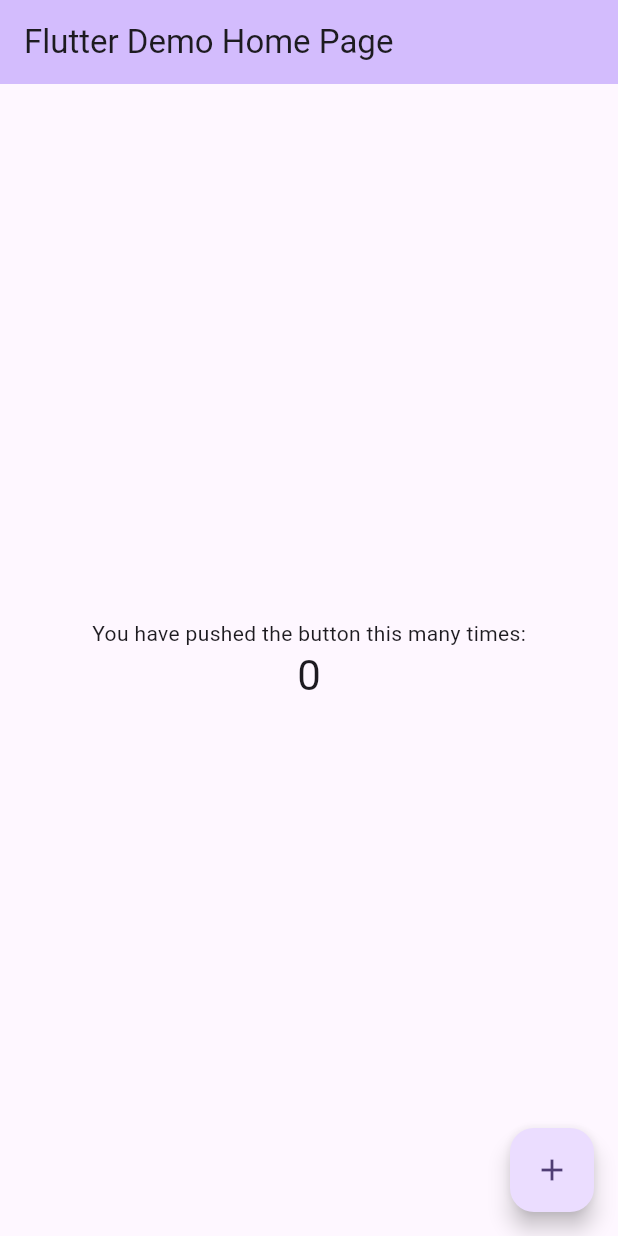
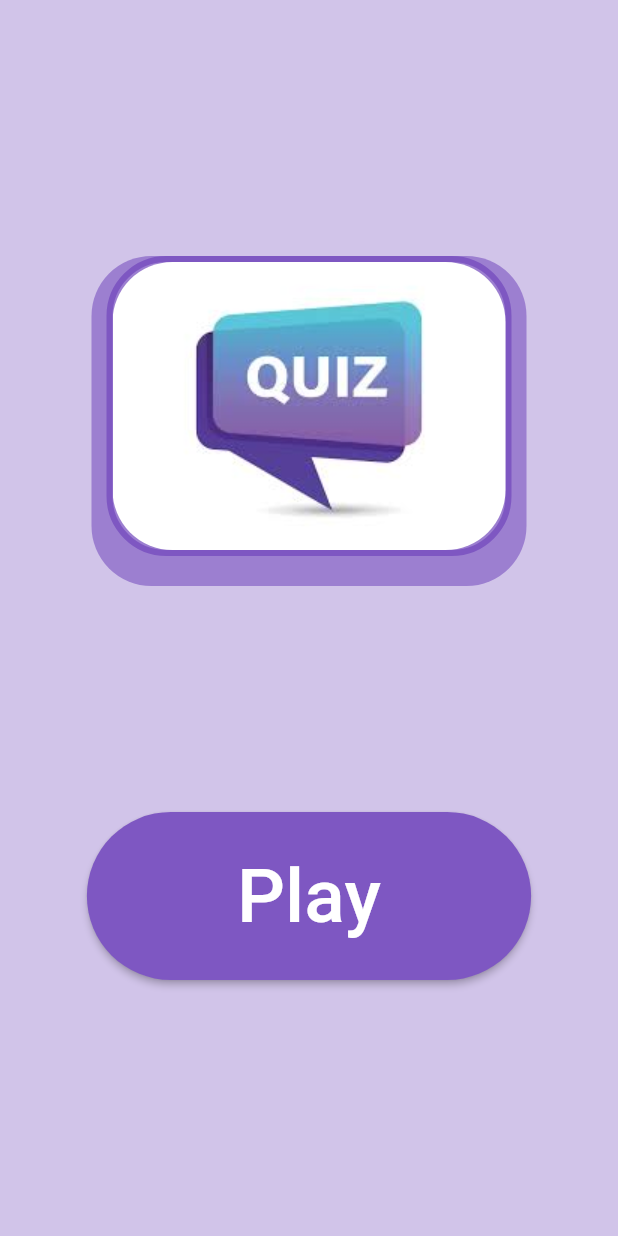
Before and after one commit to lucasSantiagoCody/Quiz-App, a Flutter app: the screen it shows after launch, on a phone screen of 412 x 824 dp. Run offline on Flutter 3.47's test engine with Material 3 defaults, Android fonts, the phone set to English and light mode, and no system bars.

Commit message:
Create HomePage screeen

```diff
--- /dev/null
+++ b/lib/home_page.dart
@@ -0,0 +1,73 @@
+import 'package:flutter/material.dart';
+
+class HomePage extends StatelessWidget {
+  const HomePage({super.key});
+
+
+  @override
+  Widget build(BuildContext context) {
+    return MaterialApp(
+      home: Scaffold(
+          backgroundColor: Colors.deepPurple[100],
+          body: Center(
+            child: Column(
+              mainAxisAlignment: MainAxisAlignment.spaceEvenly,
+              children: [
+                Container(
+                  decoration: BoxDecoration(
+                    border:
+                        Border.all(color: Colors.deepPurple.shade400, width: 4),
+                    boxShadow: [
+                      BoxShadow(
+                        color: Colors.deepPurple.withOpacity(0.5),
+                        spreadRadius: 10, // Raio de propagação
+                        blurRadius: 0, // Raio de desfoque
+                        offset: const Offset(0, 10), // Deslocamento da sombra
+                      )
+                    ],
+                    borderRadius: BorderRadius.circular(40),
+                  ),
+                  child: ClipRRect(
+                    borderRadius: BorderRadius.circular(40),
+                    child: Image.asset('assets/images/logo.jpg'),
+                  ),
+                ),
+                ElevatedButton(
+                  onPressed: () {
+                    print('click');
+                  },
+                  style: ButtonStyle(
+                      backgroundColor: MaterialStateProperty.resolveWith((states) {
+                        if (states.contains(MaterialState.hovered)) {
+                          return Colors.deepPurple.shade200;
+                        }
+                        return Colors.deepPurple[400];
+                      }),
+
+                      padding: MaterialStateProperty.all(
+                          const EdgeInsets.fromLTRB(100, 20, 100, 20)),
+                      mouseCursor:
+                          MaterialStateProperty.all(SystemMouseCursors.click),
+
+                      elevation: MaterialStateProperty.resolveWith((states) {
+                        if (states.contains(MaterialState.hovered)) {
+                        return 10;
+                      }
+                      return 2;
+                      }),
+
+                      ),
+                  child: const Text(
+                    'Play',
+                    style: TextStyle(
+                      fontSize: 50,
+                      color: Colors.white,
+                    ),
+                  ),
+                )
+              ],
+            ),
+          )),
+    );
+  }
+}
--- a/lib/main.dart
+++ b/lib/main.dart
@@ -1,125 +1,7 @@
 import 'package:flutter/material.dart';
+import 'home_page.dart';
+
 
 void main() {
-  runApp(const MyApp());
+  runApp(const HomePage());
 }
-
-class MyApp extends StatelessWidget {
-  const MyApp({super.key});
-
-  // This widget is the root of your application.
-  @override
-  Widget build(BuildContext context) {
-    return MaterialApp(
-      title: 'Flutter Demo',
-      theme: ThemeData(
-        // This is the theme of your application.
-        //
-        // TRY THIS: Try running your application with "flutter run". You'll see
-        // the application has a purple toolbar. Then, without quitting the app,
-        // try changing the seedColor in the colorScheme below to Colors.green
-        // and then invoke "hot reload" (save your changes or press the "hot
-        // reload" button in a Flutter-supported IDE, or press "r" if you used
-        // the command line to start the app).
-        //
-        // Notice that the counter didn't reset back to zero; the application
-        // state is not lost during the reload. To reset the state, use hot
-        // restart instead.
-        //
-        // This works for code too, not just values: Most code changes can be
-        // tested with just a hot reload.
-        colorScheme: ColorScheme.fromSeed(seedColor: Colors.deepPurple),
-        useMaterial3: true,
-      ),
-      home: const MyHomePage(title: 'Flutter Demo Home Page'),
-    );
-  }
-}
-
-class MyHomePage extends StatefulWidget {
-  const MyHomePage({super.key, required this.title});
-
-  // This widget is the home page of your application. It is stateful, meaning
-  // that it has a State object (defined below) that contains fields that affect
-  // how it looks.
-
-  // This class is the configuration for the state. It holds the values (in this
-  // case the title) provided by the parent (in this case the App widget) and
-  // used by the build method of the State. Fields in a Widget subclass are
-  // always marked "final".
-
-  final String title;
-
-  @override
-  State<MyHomePage> createState() => _MyHomePageState();
-}
-
-class _MyHomePageState extends State<MyHomePage> {
-  int _counter = 0;
-
-  void _incrementCounter() {
-    setState(() {
-      // This call to setState tells the Flutter framework that something has
-      // changed in this State, which causes it to rerun the build method below
-      // so that the display can reflect the updated values. If we changed
-      // _counter without calling setState(), then the build method would not be
-      // called again, and so nothing would appear to happen.
-      _counter++;
-    });
-  }
-
-  @override
-  Widget build(BuildContext context) {
-    // This method is rerun every time setState is called, for instance as done
-    // by the _incrementCounter method above.
-    //
-    // The Flutter framework has been optimized to make rerunning build methods
-    // fast, so that you can just rebuild anything that needs updating rather
-    // than having to individually change instances of widgets.
-    return Scaffold(
-      appBar: AppBar(
-        // TRY THIS: Try changing the color here to a specific color (to
-        // Colors.amber, perhaps?) and trigger a hot reload to see the AppBar
-        // change color while the other colors stay the same.
-        backgroundColor: Theme.of(context).colorScheme.inversePrimary,
-        // Here we take the value from the MyHomePage object that was created by
-        // the App.build method, and use it to set our appbar title.
-        title: Text(widget.title),
-      ),
-      body: Center(
-        // Center is a layout widget. It takes a single child and positions it
-        // in the middle of the parent.
-        child: Column(
-          // Column is also a layout widget. It takes a list of children and
-          // arranges them vertically. By default, it sizes itself to fit its
-          // children horizontally, and tries to be as tall as its parent.
-          //
-          // Column has various properties to control how it sizes itself and
-          // how it positions its children. Here we use mainAxisAlignment to
-          // center the children vertically; the main axis here is the vertical
-          // axis because Columns are vertical (the cross axis would be
-          // horizontal).
-          //
-          // TRY THIS: Invoke "debug painting" (choose the "Toggle Debug Paint"
-          // action in the IDE, or press "p" in the console), to see the
-          // wireframe for each widget.
-          mainAxisAlignment: MainAxisAlignment.center,
-          children: <Widget>[
-            const Text(
-              'You have pushed the button this many times:',
-            ),
-            Text(
-              '$_counter',
-              style: Theme.of(context).textTheme.headlineMedium,
-            ),
-          ],
-        ),
-      ),
-      floatingActionButton: FloatingActionButton(
-        onPressed: _incrementCounter,
-        tooltip: 'Increment',
-        child: const Icon(Icons.add),
-      ), // This trailing comma makes auto-formatting nicer for build methods.
-    );
-  }
-}
--- a/pubspec.yaml
+++ b/pubspec.yaml
@@ -62,6 +62,8 @@ flutter:
   # assets:
   #   - images/a_dot_burr.jpeg
   #   - images/a_dot_ham.jpeg
+  assets:
+    - assets/images/logo.jpg
 
   # An image asset can refer to one or more resolution-specific "variants", see
   # https://flutter.dev/assets-and-images/#resolution-aware
```
Also changed, not shown: assets/images/logo.jpg (added).
